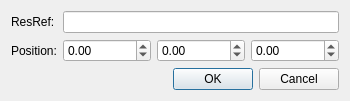
The window that ui/dialogs/instance/encounter.ui (NickHugi/PyKotor) describes before a commit, drawn with Qt 5.
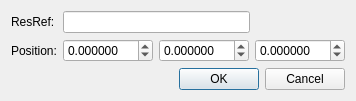
The same window after the commit.

Commit message: Increase number of decimal places for instance dialogs

Diff of the .ui file:
```diff
--- a/ui/dialogs/instance/encounter.ui
+++ b/ui/dialogs/instance/encounter.ui
@@ -6,7 +6,7 @@
    <rect>
     <x>0</x>
     <y>0</y>
-    <width>330</width>
+    <width>352</width>
     <height>97</height>
    </rect>
   </property>
@@ -31,6 +31,12 @@
      </item>
      <item row="0" column="1">
       <widget class="QLineEdit" name="resrefEdit">
+       <property name="maximumSize">
+        <size>
+         <width>187</width>
+         <height>16777215</height>
+        </size>
+       </property>
        <property name="maxLength">
         <number>16</number>
        </property>
@@ -47,6 +53,15 @@
       <layout class="QHBoxLayout" name="horizontalLayout">
        <item>
         <widget class="QDoubleSpinBox" name="xPosSpin">
+         <property name="maximumSize">
+          <size>
+           <width>90</width>
+           <height>16777215</height>
+          </size>
+         </property>
+         <property name="decimals">
+          <number>6</number>
+         </property>
          <property name="minimum">
           <double>-1000000.000000000000000</double>
          </property>
@@ -57,6 +72,15 @@
        </item>
        <item>
         <widget class="QDoubleSpinBox" name="yPosSpin">
+         <property name="maximumSize">
+          <size>
+           <width>90</width>
+           <height>16777215</height>
+          </size>
+         </property>
+         <property name="decimals">
+          <number>6</number>
+         </property>
          <property name="minimum">
           <double>-1000000.000000000000000</double>
          </property>
@@ -67,6 +91,15 @@
        </item>
        <item>
         <widget class="QDoubleSpinBox" name="zPosSpin">
+         <property name="maximumSize">
+          <size>
+           <width>90</width>
+           <height>16777215</height>
+          </size>
+         </property>
+         <property name="decimals">
+          <number>6</number>
+         </property>
          <property name="minimum">
           <double>-1000000.000000000000000</double>
          </property>
```
The commit also changes 18 other files.
